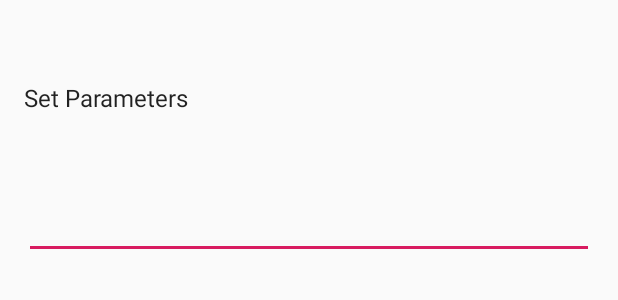
After one commit to KunalShivnekar/stock-scanner, an Android app: the layout fragment_variable_indicator.xml on its own in the app's theme, with its tools: preview values and no code run, on a phone screen of 412 x 824 dp. The commit adds this screen. Shown: the top 300 px of the screen. Run offline under Robolectric (Android 15) with nearby library versions, the phone set to English and light mode, and no system bars.

Commit message:
added variable indicator screen

```diff
--- a/app/src/main/java/com/kunal/stockscanner/di/components/ViewComponent.kt
+++ b/app/src/main/java/com/kunal/stockscanner/di/components/ViewComponent.kt
@@ -5,6 +5,7 @@ import com.kunal.stockscanner.di.modules.ViewModuleScans
 import com.kunal.stockscanner.di.modules.ViewModuleVariables
 import com.kunal.stockscanner.view.criteria.CriteriaFragment
 import com.kunal.stockscanner.view.scans.ScansFragment
+import com.kunal.stockscanner.view.variable.indicator.VariableIndicatorFragment
 import com.kunal.stockscanner.view.variable.value.VariableValueFragment
 import dagger.Subcomponent
 
@@ -25,4 +26,6 @@ interface ViewComponent {
     fun inject(criteriaFragment: CriteriaFragment)
 
     fun inject(variableValueFragment: VariableValueFragment)
+
+    fun inject(variableIndicatorFragment: VariableIndicatorFragment)
 }
--- a/app/src/main/java/com/kunal/stockscanner/di/modules/ViewModuleVariables.kt
+++ b/app/src/main/java/com/kunal/stockscanner/di/modules/ViewModuleVariables.kt
@@ -1,5 +1,7 @@
 package com.kunal.stockscanner.di.modules
 
+import com.kunal.stockscanner.view.variable.indicator.VariableIndicatorContract
+import com.kunal.stockscanner.view.variable.indicator.VariableIndicatorPresenter
 import com.kunal.stockscanner.view.variable.value.VariableValueContract
 import com.kunal.stockscanner.view.variable.value.VariableValuePresenter
 import dagger.Module
@@ -13,4 +15,7 @@ class ViewModuleVariables {
 
     @Provides
     fun getVariableValuePresenter(presenter: VariableValuePresenter):VariableValueContract.Presenter = presenter
+
+    @Provides
+    fun getVariableIndicatorPresenter(presenter: VariableIndicatorPresenter):VariableIndicatorContract.Presenter = presenter
 }
--- a/app/src/main/java/com/kunal/stockscanner/view/variable/model/Variable.kt
+++ b/app/src/main/java/com/kunal/stockscanner/view/variable/model/Variable.kt
@@ -8,4 +8,5 @@ import android.os.Parcelable
 interface Variable:Parcelable {
     val key:String
     val type:String
+    val default:String
 }
--- a/app/src/main/java/com/kunal/stockscanner/view/variable/model/VariableIndicator.kt
+++ b/app/src/main/java/com/kunal/stockscanner/view/variable/model/VariableIndicator.kt
@@ -14,4 +14,7 @@ data class VariableIndicator(override val key: String,
     val defaultValue:Int):Variable {
 
     override val type: String = "indicator"
+
+    override val default: String
+        get() = defaultValue.toString()
 }
--- a/app/src/main/java/com/kunal/stockscanner/view/variable/model/VariableValue.kt
+++ b/app/src/main/java/com/kunal/stockscanner/view/variable/model/VariableValue.kt
@@ -9,4 +9,7 @@ import kotlinx.android.parcel.Parcelize
 data class VariableValue(override val key: String, val values:List<Int>):Variable {
 
     override val type: String = "value"
+
+    override val default: String
+        get() = values[0].toString()
 }
--- /dev/null
+++ b/app/src/main/res/layout/fragment_variable_indicator.xml
@@ -0,0 +1,44 @@
+<?xml version="1.0" encoding="utf-8"?>
+<androidx.constraintlayout.widget.ConstraintLayout xmlns:android="http://schemas.android.com/apk/res/android"
+    xmlns:tools="http://schemas.android.com/tools"
+    android:layout_width="match_parent"
+    android:layout_height="match_parent"
+    xmlns:app="http://schemas.android.com/apk/res-auto"
+    tools:context=".view.variable.indicator.VariableIndicatorFragment">
+
+    <TextView
+        android:id="@+id/indicator_name"
+        android:layout_width="match_parent"
+        android:layout_height="wrap_content"
+        android:textAllCaps="true"
+        android:layout_margin="@dimen/text_margin"
+        android:textAppearance="?attr/textAppearanceListItem"
+        app:layout_constraintStart_toStartOf="parent"
+        app:layout_constraintTop_toTopOf="parent"/>
+    <TextView
+        android:id="@+id/parameter_title"
+        android:layout_width="match_parent"
+        android:layout_height="wrap_content"
+        android:text="@string/set_parameters"
+        android:layout_margin="@dimen/text_margin"
+        android:textAppearance="?attr/textAppearanceListItem"
+        app:layout_constraintStart_toStartOf="parent"
+        app:layout_constraintTop_toBottomOf="@+id/indicator_name"/>
+    <TextView
+        android:id="@+id/parameter_name"
+        android:layout_width="match_parent"
+        android:layout_height="wrap_content"
+        android:layout_margin="@dimen/text_margin"
+        android:textAppearance="?attr/textAppearanceListItem"
+        app:layout_constraintStart_toStartOf="parent"
+        app:layout_constraintTop_toBottomOf="@+id/parameter_title"/>
+    <EditText
+        android:id="@+id/parameter_value"
+        android:layout_width="match_parent"
+        android:layout_height="wrap_content"
+        android:layout_margin="@dimen/text_margin"
+        android:textAppearance="?attr/textAppearanceListItem"
+        app:layout_constraintStart_toStartOf="parent"
+        app:layout_constraintTop_toBottomOf="@+id/parameter_name"/>
+
+</androidx.constraintlayout.widget.ConstraintLayout>
--- a/app/src/main/res/values/strings.xml
+++ b/app/src/main/res/values/strings.xml
@@ -3,4 +3,5 @@
 
     <!-- TODO: Remove or change this placeholder text -->
     <string name="hello_blank_fragment">Hello blank fragment</string>
+    <string name="set_parameters">Set Parameters</string>
 </resources>
```
Also changed, not shown: app/src/main/java/com/kunal/stockscanner/view/criteria/CriteriaAdapter.kt (+14 -6 lines), app/src/main/java/com/kunal/stockscanner/view/main/MainActivity.kt (+22 -16 lines), app/src/main/java/com/kunal/stockscanner/view/variable/indicator/VariableIndicatorContract.kt (added, +17 -0 lines), app/src/main/java/com/kunal/stockscanner/view/variable/indicator/VariableIndicatorFragment.kt (added, +96 -0 lines), app/src/main/java/com/kunal/stockscanner/view/variable/indicator/VariableIndicatorPresenter.kt (added, +15 -0 lines), app/src/main/java/com/kunal/stockscanner/view/variable/value/VariableValueFragment.kt (+8 -9 lines).
